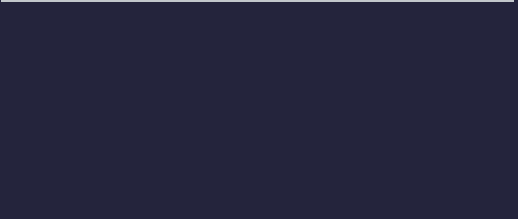
Above: VideoPlayer/creator/CreateCenter.ui from huizhang556/pc-video-player before the change. Below: the same form after it.
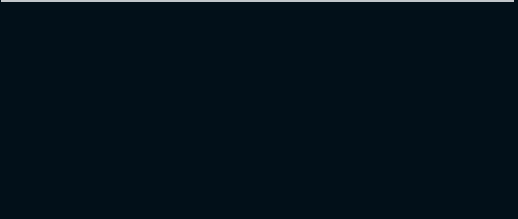
That is the form after the change. Custom widgets are drawn as their Qt base class.

```diff
--- a/VideoPlayer/creator/CreateCenter.ui
+++ b/VideoPlayer/creator/CreateCenter.ui
@@ -49,7 +49,7 @@
       <string notr="true">#frame_bgmask
 {
 color: white;
-background-color: rgb(36, 36, 60);
+background-color: rgb(2, 16, 25);
 }</string>
      </property>
      <property name="frameShape">
@@ -166,9 +166,9 @@
 
 QTabBar::tab:selected
 {
-color: #00ad87;
+color: #70fffe;
 font: 800 17px &quot;微软雅黑&quot;;
-background-color: #3ed1fd;
+/*background-color: #3ed1fd;*/
 }
 
 QTabBar::tab:hover 
```
Left out of the diff: 2 changed lines with no effect on the pictures.
